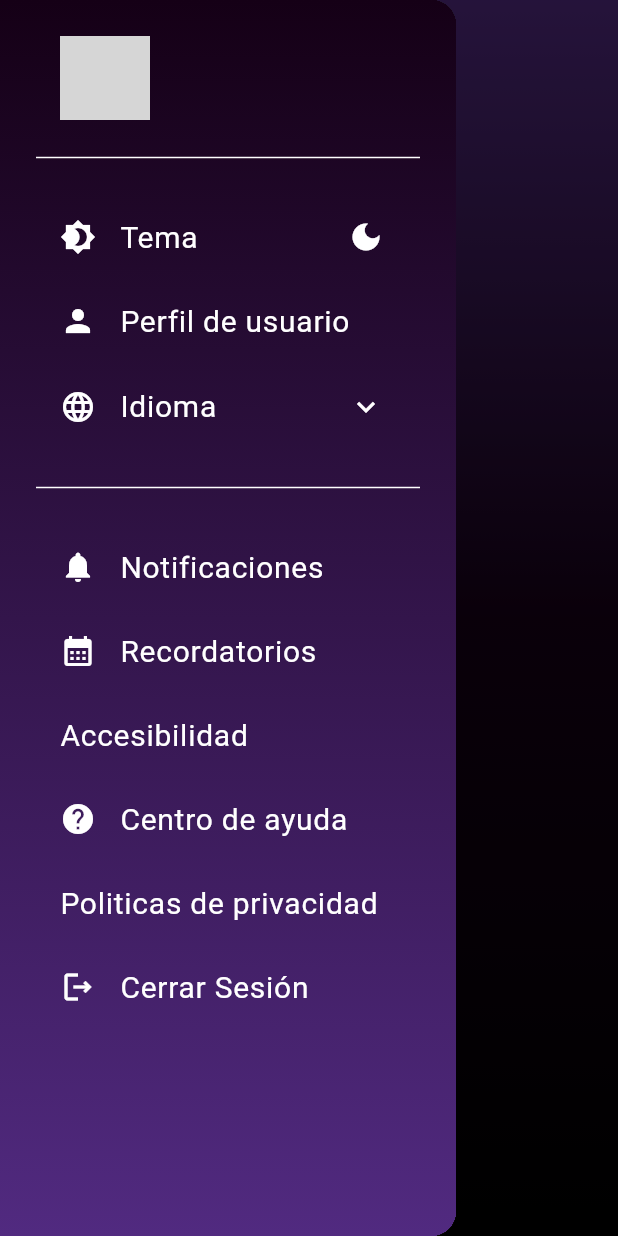
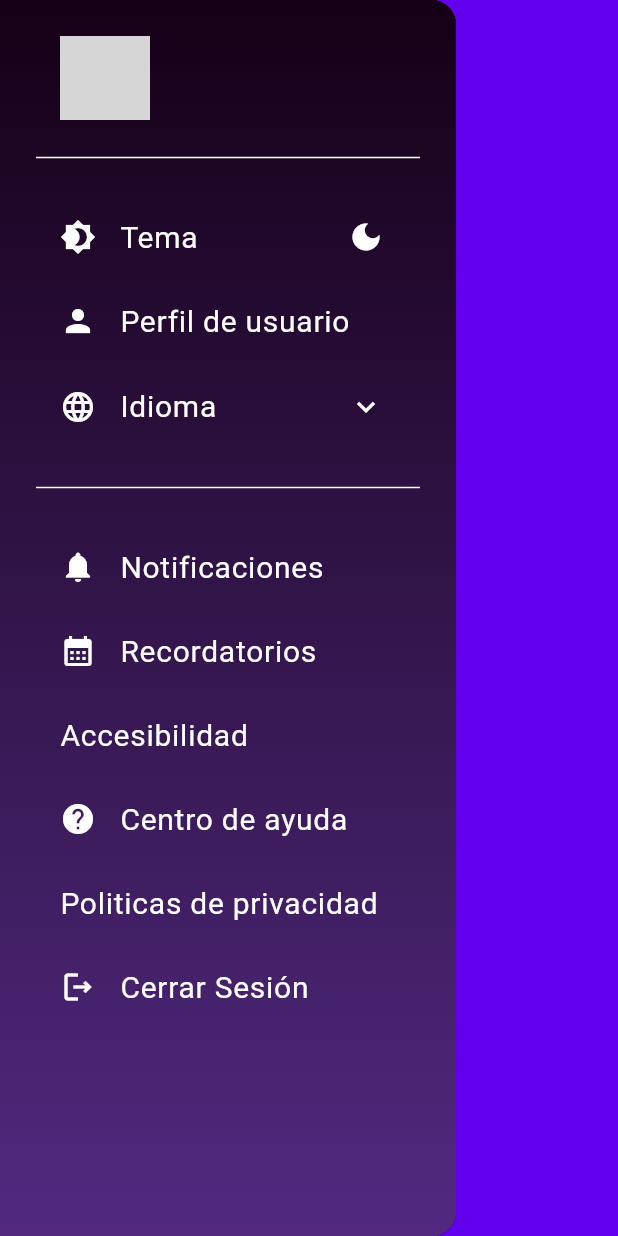
Before and after one commit to jacquelr/Wisdrive, a Flutter app: the ProfileScreen screen opened directly, with the side drawer open, on a phone screen of 412 x 824 dp. Run offline on Flutter 3.47's test engine with Material 3 defaults, Android fonts, the phone set to English and light mode, and no system bars; our stand-ins replace get, google_fonts, youtube_player_flutter; Roboto replaces fonts that are missing (Play); grey boxes are pictures that could not be loaded.

Commit message:
feat(LightTheme):give a better view of light theme on screens

```diff
--- a/lib/data/app_theme.dart
+++ b/lib/data/app_theme.dart
@@ -41,13 +41,13 @@ class AppTheme {
 
   // 🌞 Gradientes claros
   static const LinearGradient lightBgGradient = LinearGradient(
-    colors: [lightBackground, lightPrimary, lightSecondary],
+    colors: [lightBackground, lightPrimary],
     begin: Alignment.topCenter,
     end: Alignment.bottomCenter,
   );
 
   static const LinearGradient invertedLightBgGradient = LinearGradient(
-    colors: [lightSecondary, lightPrimary, lightBackground],
+    colors: [lightSecondary, lightPrimary],
     begin: Alignment.topCenter,
     end: Alignment.bottomCenter,
   );
--- a/lib/navigation/screens/login_screen.dart
+++ b/lib/navigation/screens/login_screen.dart
@@ -8,6 +8,7 @@ import 'package:quiz_app/controllers/theme_controller.dart';
 import '../../generated/l10n.dart';
 
 const logo = '../assets/images/logo.png';
+const lightLogo = '../assets/images/light-logo.png';
 
 class LoginScreen extends StatelessWidget {
   const LoginScreen({super.key});
@@ -26,11 +27,11 @@ class LoginScreen extends StatelessWidget {
           child: Column(
             mainAxisAlignment: MainAxisAlignment.center,
             children: [
-              Image.asset(logo, width: 400),
+              themeController.isDarkMode.value ? Image.asset(logo, width: 400) : Image.asset(lightLogo, width: 400),
               const SizedBox(height: 50),
               Text(
                 S.of(context).lets_start_learning,
-                style: GoogleFonts.play(color: white, fontSize: 42),
+                style: GoogleFonts.play(color: themeController.isDarkMode.value ? AppTheme.lightBackground : AppTheme.lightPurple, fontSize: 42),
                 textAlign: TextAlign.center,
               ),
               const SizedBox(height: 100),
--- a/lib/navigation/screens/profile_screen.dart
+++ b/lib/navigation/screens/profile_screen.dart
@@ -1,4 +1,7 @@
 import 'package:flutter/material.dart';
+
+import 'package:get/get.dart';
+import 'package:quiz_app/controllers/theme_controller.dart';
 import 'package:quiz_app/data/app_theme.dart';
 import 'package:quiz_app/widgets/sidebar_menu.dart';
 
@@ -7,6 +10,7 @@ class ProfileScreen extends StatelessWidget {
 
   @override
   Widget build(context) {
+    final ThemeController themeController = Get.find();
     return Scaffold(
       extendBodyBehindAppBar: true,
       appBar: AppBar(
@@ -15,10 +19,11 @@ class ProfileScreen extends StatelessWidget {
         elevation: 0,
       ),
       drawer: const SidebarMenu(),
+      drawerScrimColor: AppTheme.lightSecondary,
       body: Container(
-        decoration: const BoxDecoration(
-          gradient: AppTheme.blackBgGradient,
-        ),
+        decoration: themeController.isDarkMode.value
+        ? const BoxDecoration(gradient: AppTheme.blackBgGradient)
+        : const BoxDecoration(color: AppTheme.lightBackground),
       ),
     );
   }
--- a/lib/widgets/login/modal_sheet.dart
+++ b/lib/widgets/login/modal_sheet.dart
@@ -44,7 +44,9 @@ class ModalSheet extends StatelessWidget {
       padding: const EdgeInsets.all(20),
       margin: const EdgeInsets.symmetric(horizontal: 20),
       decoration: BoxDecoration(
-        gradient: AppTheme.getGradient(themeController.isDarkMode.value),
+        gradient: themeController.isDarkMode.value
+        ? AppTheme.getGradient(themeController.isDarkMode.value)
+        : AppTheme.getInvertedGradient(themeController.isDarkMode.value),
         borderRadius: const BorderRadius.only(
           topLeft: Radius.circular(20),
           topRight: Radius.circular(20),
@@ -149,7 +151,7 @@ class ModalSheet extends StatelessWidget {
           TextButton(
             onPressed: () => Navigator.pop(context),
             child: Text(S.of(context).close,
-                style: GoogleFonts.play(color: Colors.white70, fontSize: 16)),
+                style: GoogleFonts.play(color: Colors.white70, fontSize: 16, fontWeight: FontWeight.bold)),
           ),
         ],
       ),
--- a/pubspec.yaml
+++ b/pubspec.yaml
@@ -68,6 +68,9 @@ flutter:
     - assets\images\logo.png
     - assets\images\W.png
     - assets\images\wisdrive.png
+    - assets\images\light-logo.png
+    - assets\images\light-W.png
+    - assets\images\light-wisdrive.png
     - assets\images\google-logo.png
     - assets\images\facebook-logo.png
   # An image asset can refer to one or more resolution-specific "variants", see
```
Also changed, not shown: lib/navigation/screens/home_screen.dart (+9 -7 lines), lib/widgets/login/login_buttons.dart (+6 -2 lines), assets/images/light-W.png (added), assets/images/light-logo.png (added), assets/images/light-wisdrive.png (added).
